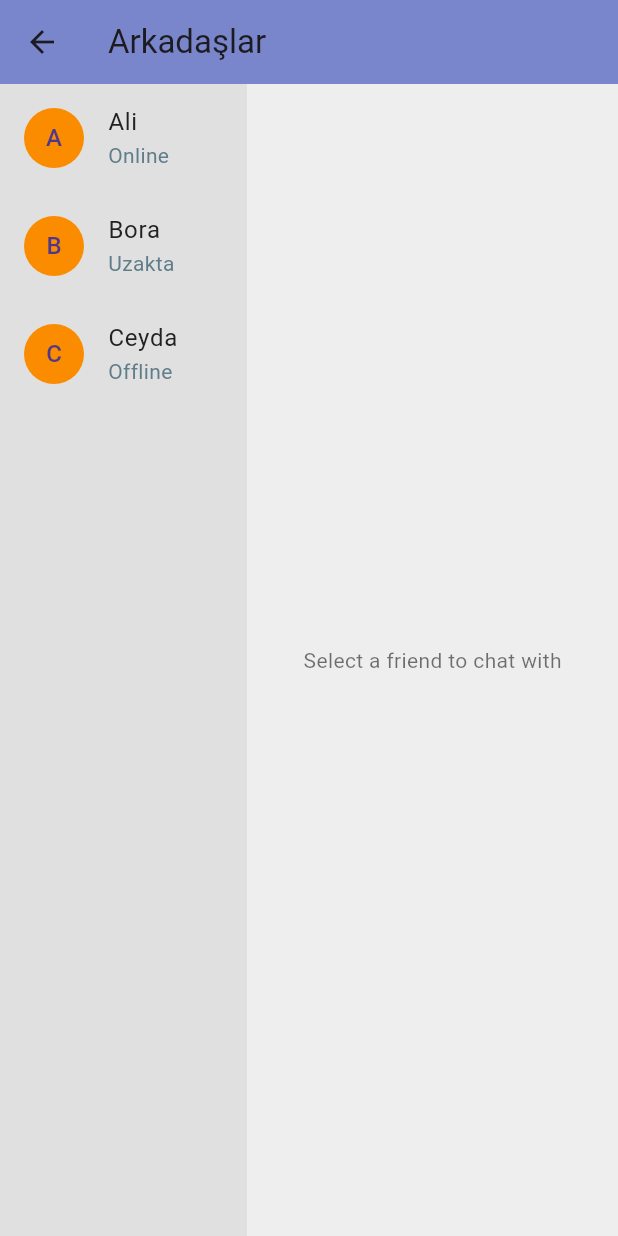
After one commit to ahmetalpsamur/Infinite-Loopers-IT-Hackathon, a Flutter app: the FriendsPage screen opened directly, on a phone screen of 412 x 824 dp. The commit adds this screen. Run offline on Flutter 3.47's test engine with Material 3 defaults, Android fonts, the phone set to English and light mode, and no system bars; our stand-ins replace flutter_svg, shared_preferences, table_calendar; accounts and stored records are empty.

Commit message:
arkadaşlar

```diff
--- /dev/null
+++ b/lib/page/FriendsPage.dart
@@ -0,0 +1,184 @@
+import 'package:flutter/material.dart';
+
+void main() {
+  runApp(MyApp());
+}
+
+class MyApp extends StatelessWidget {
+  @override
+  Widget build(BuildContext context) {
+    return MaterialApp(
+      debugShowCheckedModeBanner: false,
+      theme: ThemeData.dark().copyWith(
+        scaffoldBackgroundColor: Colors.orange,
+        primaryColor: Colors.indigo.shade100,
+      ),
+      home: FriendsPage(),
+    );
+  }
+}
+
+class FriendsPage extends StatefulWidget {
+  @override
+  _FriendsPageState createState() => _FriendsPageState();
+}
+
+class _FriendsPageState extends State<FriendsPage> {
+  List<Map<String, String>> friends = [
+    {'name': 'Ali', 'status': 'Online'},
+    {'name': 'Bora', 'status': 'Uzakta'},
+    {'name': 'Ceyda', 'status': 'Offline'},
+  ];
+
+  String? selectedFriend;
+
+  @override
+  Widget build(BuildContext context) {
+    return Scaffold(
+      appBar: AppBar(
+        title: Text(
+          'Arkadaşlar',
+          textAlign: TextAlign.start,
+        ),
+        backgroundColor: Colors.indigo.shade300,
+      ),
+      body: Row(
+        children: [
+          // Friends List
+          Expanded(
+            flex: 2,
+            child: Container(
+              color: Colors.grey[300],
+              child: ListView.builder(
+                itemCount: friends.length,
+                itemBuilder: (context, index) {
+                  final friend = friends[index];
+                  return ListTile(
+                    title: Text(
+                      friend['name']!,
+                      style: TextStyle(color: Colors.grey.shade900),
+                    ),
+                    subtitle: Text(
+                      friend['status']!,
+                      style: TextStyle(color: Colors.blueGrey),
+                    ),
+                    leading: CircleAvatar(
+                      child: Text(friend['name']![0]),
+                      backgroundColor: Colors.orange.shade600,
+                    ),
+                    onTap: () {
+                      setState(() {
+                        selectedFriend = friend['name'];
+                      });
+                    },
+                    selected: selectedFriend == friend['name'],
+                    selectedTileColor: Colors.grey.shade900,
+                  );
+                },
+              ),
+            ),
+          ),
+
+          // Chat Panel
+          Expanded(
+            flex: 3,
+            child: Container(
+              color: Colors.grey.shade200,
+              child: selectedFriend == null
+                  ? Center(
+                      child: Text(
+                        'Select a friend to chat with',
+                        style: TextStyle(color: Colors.black54),
+                      ),
+                    )
+                  : Column(
+                      children: [
+                        // Chat Header
+                        Container(
+                          padding: EdgeInsets.all(16.0),
+                          color: Colors.indigo.shade200,
+                          child: Row(
+                            children: [
+                              CircleAvatar(
+                                child: Text(selectedFriend![0]),
+                                backgroundColor: Colors.orange.shade600,
+                              ),
+                              SizedBox(width: 10),
+                              Text(
+                                selectedFriend!,
+                                style: TextStyle(
+                                  fontSize: 18,
+                                  fontWeight: FontWeight.bold,
+                                ),
+                              ),
+                            ],
+                          ),
+                        ),
+
+                        // Messages List
+                        Expanded(
+                          child: ListView(
+                            children: [
+                              ListTile(
+                                title: Text(
+                                  'Hello!',
+                                  style: TextStyle(color: Colors.grey.shade900),
+                                ),
+                                subtitle: Text(
+                                  '10:00 AM',
+                                  style: TextStyle(color: Colors.blueGrey),
+                                ),
+                              ),
+                              ListTile(
+                                title: Text(
+                                  'Hi there!',
+                                  style: TextStyle(color: Colors.grey.shade900),
+                                ),
+                                subtitle: Text(
+                                  '10:05 AM',
+                                  style: TextStyle(color: Colors.blueGrey),
+                                ),
+                              ),
+                            ],
+                          ),
+                        ),
+
+                        // Message Input
+                        Container(
+                          padding: EdgeInsets.all(8.0),
+                          child: Row(
+                            children: [
+                              Expanded(
+                                child: TextField(
+                                  decoration: InputDecoration(
+                                    hintText: 'Mesaj yaz...',
+                                    hintStyle: TextStyle(color: Colors.black54),
+                                    filled: true,
+                                    fillColor: Colors.grey[300],
+                                    border: OutlineInputBorder(
+                                      borderRadius: BorderRadius.circular(20.0),
+                                      borderSide: BorderSide.none,
+                                    ),
+                                  ),
+                                  style: TextStyle(color: Colors.white70),
+                                ),
+                              ),
+                              IconButton(
+                                onPressed: () {
+                                  // Send message logic
+                                },
+                                icon: Icon(Icons.send,
+                                    color: Colors.deepOrangeAccent),
+                              ),
+                            ],
+                          ),
+                        ),
+                      ],
+                    ),
+            ),
+          ),
+        ],
+      ),
+    );
+  }
+}
--- a/lib/page/MyHomePage.dart
+++ b/lib/page/MyHomePage.dart
@@ -5,6 +5,7 @@ import 'package:infiniteloopers/page/Ekofit.dart';
 import 'package:infiniteloopers/page/MyProfilePage.dart';
 import 'package:infiniteloopers/page/OasisPage.dart';
 import 'package:infiniteloopers/page/libraryPage.dart';
+import 'package:infiniteloopers/page/FriendsPage.dart';
 
 class MyHomePage extends StatefulWidget {
   const MyHomePage({super.key});
@@ -69,6 +70,7 @@ class _MyHomePageState extends State<MyHomePage> {
                   _buildCalendar(),
                   const SizedBox(height: 20),
                   _buildExpandableButton(),
+                  const SizedBox(height: 20),
                 ],
               ),
             ),
@@ -108,6 +110,15 @@ class _MyHomePageState extends State<MyHomePage> {
             () => Navigator.push(
               context,
               MaterialPageRoute(builder: (context) => OasisPage()),
+            ),
+          ),
+          _buildDrawerItem(
+            context,
+            Icons.update,
+            'Arkadaşlarım',
+            () => Navigator.push(
+              context,
+              MaterialPageRoute(builder: (context) => FriendsPage()),
             ),
           ),
           _buildDrawerItem(
```
Also changed, not shown: flutter_01.png (added), pubspec.lock.
